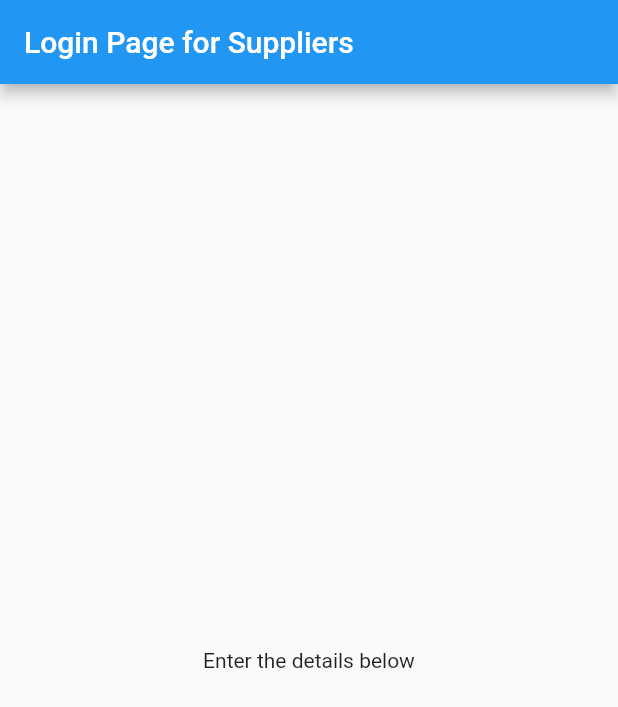
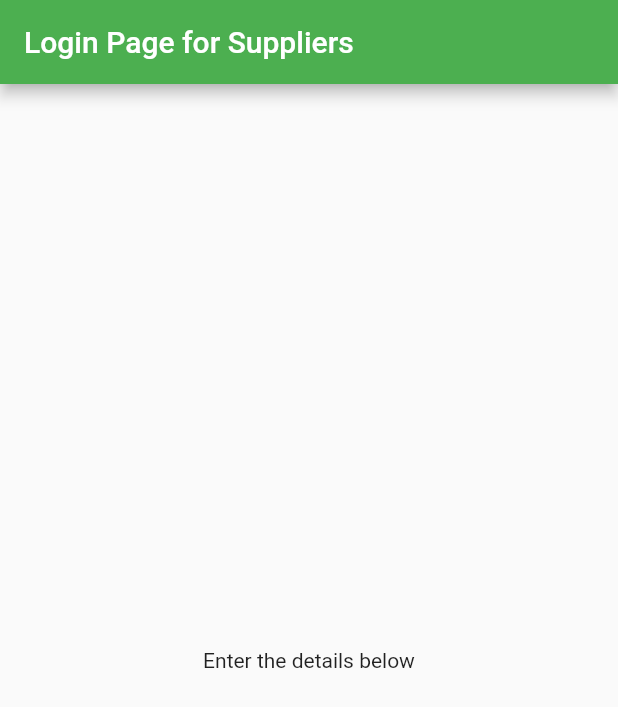
Before and after one commit to abhijithneilabraham/med_track, a Flutter app: the screen it shows after launch, on a phone screen of 412 x 824 dp. Shown: the top 707 px of the screen. Run offline on Flutter 3.47's test engine with Material 2 defaults, Android fonts, the light colour scheme and no system bars.

Commit message:
updated new dart file

```diff
--- /dev/null
+++ b/med_track/lib/login_page.dart
@@ -0,0 +1,22 @@
+import 'package:flutter/material.dart';
+
+class LoginPage extends StatefulWidget{
+  @override
+  _LoginPageState createState() => _LoginPageState();
+}
+
+class _LoginPageState extends State<LoginPage>{
+  @override
+  Widget build(BuildContext context){
+    return Scaffold (
+      appBar: AppBar(
+        title: Text("Login Page for Suppliers"),
+      ),
+      body: Center(
+        child: Text("Enter the details below"),
+      ),
+
+    );
+
+  }
+}
--- a/med_track/lib/main.dart
+++ b/med_track/lib/main.dart
@@ -1,5 +1,5 @@
 import 'package:flutter/material.dart';
-
+import 'package:med_track/login_page.dart';
 void main() => runApp(MyApp());
 
 class MyApp extends StatelessWidget {
@@ -7,28 +7,11 @@ class MyApp extends StatelessWidget {
   @override
   Widget build(BuildContext context) {
     return MaterialApp(
-      title: 'Flutter Demo',
+      title: 'Supplier App',
       theme: ThemeData(
-        primarySwatch: Colors.blue,
+        primarySwatch: Colors.green ,
       ),
       home: LoginPage(),
     );
   }
 }
-class LoginPage extends StatefulWidget{
-  @override
-  _LoginPageState createState() => _LoginPageState();
-}
-class _LoginPageState extends State<LoginPage>{
-  @override
-  Widget build(BuildContext context){
-    return Scaffold (
-      appBar: AppBar(
-        title: Text("Login Page for Suppliers"),
-      ),
-      body: Center(
-        child: Text("Enter the details below"),
-      ),
-    );
-  }
-}
```
